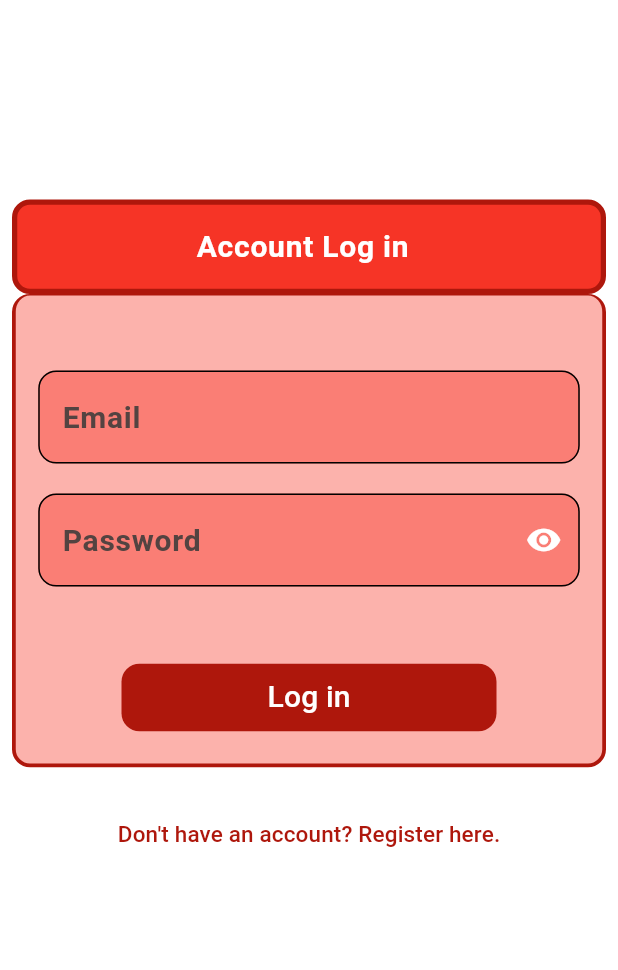
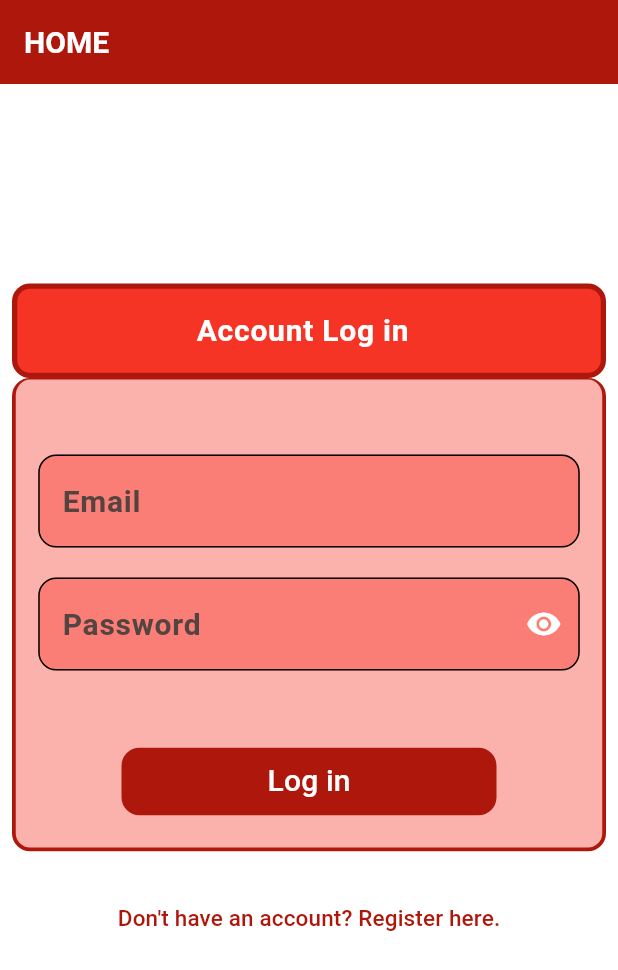
Before and after one commit to anthonycasarta/volunteerexpress, a Flutter app: the screen it shows after launch, on a phone screen of 412 x 824 dp. Shown: the top 970 px of the screen. Run offline on Flutter 3.47's test engine with Material 3 defaults, Android fonts, the phone set to English and light mode, and no system bars; our stand-ins replace bloc, cloud_firestore, equatable, firebase_auth, firebase_core, flutter_bloc and 1 more; missing offline and left inert: fake_cloud_firestore; accounts and stored records are empty.

```diff
--- a/lib/backend/services/auth/auth_service.dart
+++ b/lib/backend/services/auth/auth_service.dart
@@ -10,7 +10,7 @@ class AuthService implements provider.AuthProvider {
 
   // Return instance of AuthService that uses Firebase as the AuthProvider
   factory AuthService.firebase() =>
-      AuthService(authProvider: FirebaseAuthProvider(FirebaseAuth.instance));
+      AuthService(authProvider: FirebaseAuthProvider());
 
   @override
   Future<AuthUser> createUser({
--- a/lib/backend/services/auth/firebase/firebase_auth_provider.dart
+++ b/lib/backend/services/auth/firebase/firebase_auth_provider.dart
@@ -8,9 +8,13 @@ import 'package:firebase_auth/firebase_auth.dart' as firebase_auth
 import 'package:volunteerexpress/firebase_options.dart';
 
 class FirebaseAuthProvider implements AuthProvider {
-  final firebase_auth.FirebaseAuth firebaseAuth;
+  final firebase_auth.FirebaseAuth _firebaseAuth;
 
-  FirebaseAuthProvider(this.firebaseAuth);
+  // Constructor allows passing a custom FirebaseAuth instance (for testing)
+  FirebaseAuthProvider({firebase_auth.FirebaseAuth? firebaseAuth})
+      : _firebaseAuth = firebaseAuth ??
+            firebase_auth
+                .FirebaseAuth.instance; // Default to FirebaseAuth.instance
 
   @override
   Future<AuthUser> createUser({
@@ -19,7 +23,7 @@ class FirebaseAuthProvider implements AuthProvider {
   }) async {
     try {
       // create a user
-      await firebaseAuth.createUserWithEmailAndPassword(
+      await _firebaseAuth.createUserWithEmailAndPassword(
         email: email,
         password: password,
       );
@@ -27,6 +31,7 @@ class FirebaseAuthProvider implements AuthProvider {
       if (user != null) {
         return user;
       }
+
       throw UserNotLoggedInAuthException();
 
       // Firebase exceptions
@@ -52,7 +57,7 @@ class FirebaseAuthProvider implements AuthProvider {
 
   @override
   AuthUser? get currentUser {
-    final user = firebaseAuth.currentUser; // get user
+    final user = _firebaseAuth.currentUser; // get user
     // check if there is a user
     if (user != null) {
       return AuthUser.fromFirebase(user); // return user
@@ -67,7 +72,7 @@ class FirebaseAuthProvider implements AuthProvider {
     required String password,
   }) async {
     try {
-      await firebaseAuth.signInWithEmailAndPassword(
+      await _firebaseAuth.signInWithEmailAndPassword(
         email: email,
         password: password,
       );
@@ -96,9 +101,9 @@ class FirebaseAuthProvider implements AuthProvider {
 
   @override
   Future<void> logOut() async {
-    final user = firebaseAuth.currentUser;
+    final user = _firebaseAuth.currentUser;
     if (user != null) {
-      await firebaseAuth.signOut(); // sign out if current user exists
+      await _firebaseAuth.signOut(); // sign out if current user exists
     } else {
       throw UserNotLoggedInAuthException();
     }
@@ -106,7 +111,7 @@ class FirebaseAuthProvider implements AuthProvider {
 
   @override
   Future<void> sendEmailVerification() async {
-    final user = firebaseAuth.currentUser; // get user
+    final user = _firebaseAuth.currentUser; // get user
     if (user != null) {
       await user
           .sendEmailVerification(); // send email verification if a user exists
--- a/lib/frontend/custom-widgets/textfields/password_textformfield.dart
+++ b/lib/frontend/custom-widgets/textfields/password_textformfield.dart
@@ -1,5 +1,7 @@
 import 'package:flutter/material.dart';
 import 'package:volunteerexpress/frontend/themes/colors.dart';
+
+import 'dart:developer' as dev show log;
 
 class PasswordTextFormField extends StatelessWidget {
   final String hintText;
@@ -36,6 +38,7 @@ class PasswordTextFormField extends StatelessWidget {
         if (value == null || value.isEmpty) {
           return '**Enter a Password**';
         } else if (isConfirmPass) {
+          dev.log(compareController!.text.toString());
           if (controller.text != compareController!.text) {
             return '**Passwords do not match**';
           }
--- a/lib/main.dart
+++ b/lib/main.dart
@@ -1,6 +1,9 @@
+import 'package:firebase_core/firebase_core.dart';
 import 'package:flutter/material.dart';
+import 'package:volunteerexpress/backend/services/auth/auth_service.dart';
 import 'package:volunteerexpress/frontend/constants/routes.dart';
 import 'package:volunteerexpress/frontend/pages/home_page.dart';
+
 import 'package:volunteerexpress/frontend/pages/matching_form.dart';
 import 'package:volunteerexpress/frontend/pages/auth-pages/login_page.dart';
 import 'package:volunteerexpress/frontend/pages/auth-pages/register_page.dart';
@@ -14,7 +17,9 @@ import 'package:volunteerexpress/backend/eventPage/event_bloc.dart';
 import 'package:volunteerexpress/backend/eventPage/event_repository.dart';
 import 'package:fake_cloud_firestore/fake_cloud_firestore.dart';
 
-void main() {
+void main() async {
+  WidgetsFlutterBinding.ensureInitialized();
+  await Firebase.initializeApp();
   runApp(const MyApp());
 }
 
@@ -120,14 +125,14 @@ class MyApp extends StatelessWidget {
         useMaterial3: true,
       ),
 
-      home: const LoginPage(),
+      home: const Routes(),
       routes: {
         homePageRoute: (context) => const HomePage(),
         loginRoute: (context) => const LoginPage(),
         registerRoute: (context) => const RegisterPage(),
         profileRoute: (context) => const ProfilePage(),
         notificationRoute: (context) => const NotificationViewPage(),
-        volunteerHistoryRoute: (conttext) => const VolunteerHistoryPage(),
+        volunteerHistoryRoute: (context) => const VolunteerHistoryPage(),
         eventPageRoute: (context) => BlocProvider(
               create: (context) => EventBloc(EventRepository(
                   firestore: FakeFirebaseFirestore())), // Initialize EventBloc
@@ -138,3 +143,37 @@ class MyApp extends StatelessWidget {
     );
   }
 }
+
+class Routes extends StatefulWidget {
+  const Routes({super.key});
+
+  @override
+  State<Routes> createState() => _RoutesState();
+}
+
+class _RoutesState extends State<Routes> {
+  @override
+  Widget build(BuildContext context) {
+    return Scaffold(
+      appBar: AppBar(
+        title: const Text('HOME'),
+      ),
+      body: FutureBuilder(
+          future: AuthService.firebase().initialize(),
+          builder: (context, snapshot) {
+            switch (snapshot.connectionState) {
+              case ConnectionState.done:
+                final user = AuthService.firebase().currentUser;
+                if (user != null) {
+                  return const HomePage();
+                } else {
+                  return const LoginPage();
+                }
+
+              default:
+                return const Text('LOADING.....');
+            }
+          }),
+    );
+  }
+}
```
Also changed, not shown: lib/frontend/pages/auth-pages/forms/register_form.dart (+12 -0 lines), lib/frontend/pages/home_page.dart (+7 -6 lines), 1 other file.
